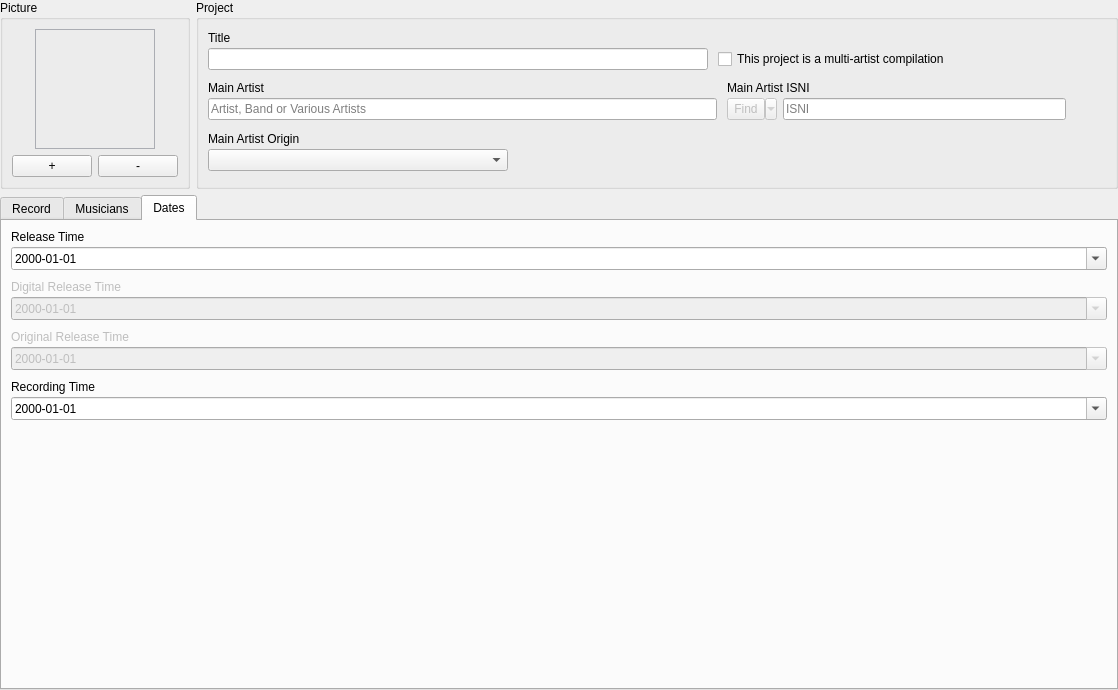
Iconoclasteinc/tgit, file resources/ui/album_page.ui: the form before one commit.
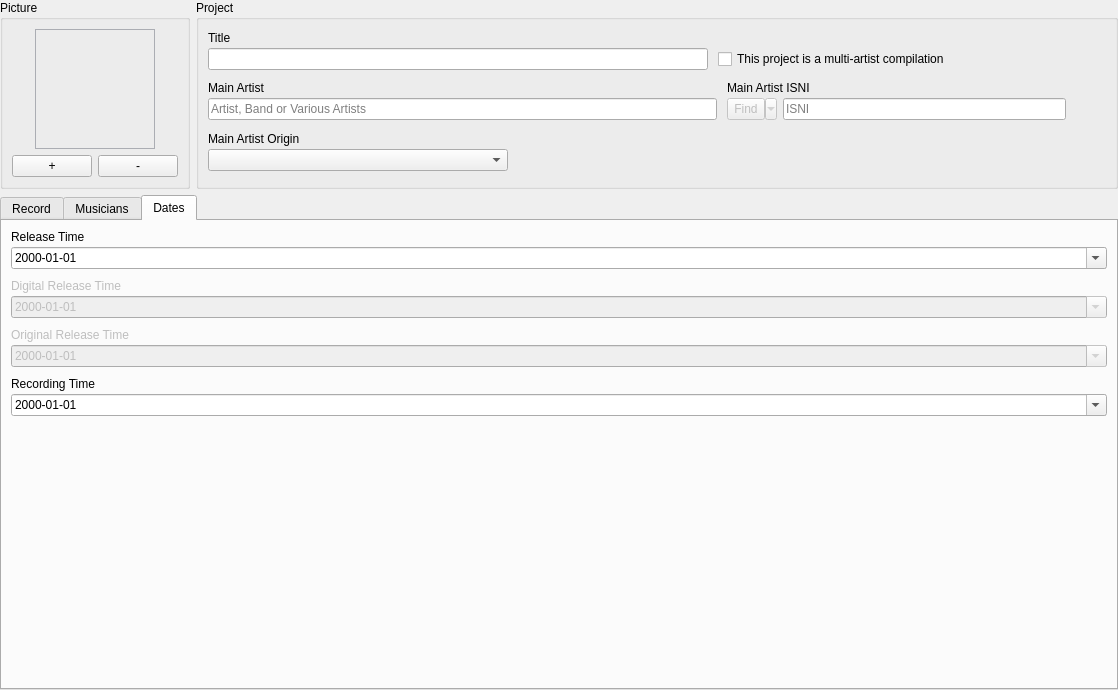
The form after the commit. Icons and pictures are not drawn. Custom widgets are drawn as their Qt base class.

Commit message: Reset the calendar year edit to its default text color too to make it visible on white background

Diff of the .ui file:
```diff
--- a/resources/ui/album_page.ui
+++ b/resources/ui/album_page.ui
@@ -10,6 +10,32 @@
     <height>690</height>
    </rect>
   </property>
+ <property name="styleSheet">
+     <string notr="true">
+         QCalendarWidget QToolButton {
+         background-color: transparent;
+         }
+
+         QCalendarWidget QToolButton#qt_calendar_monthbutton {
+         padding-right: 15px;
+         }
+
+         QCalendarWidget QToolButton::menu-indicator {
+         subcontrol-position: right center;
+         top: 2px;
+         right: 2px;
+         }
+
+         QCalendarWidget QToolButton::menu-indicator {
+         image: url(:/calendar-menu-indicator);
+         }
+
+         QCalendarWidget QToolButton::menu-indicator:open {
+         top: 3px;
+         right: 1px;
+         }
+     </string>
+ </property>
   <layout class="QGridLayout" name="gridLayout">
    <property name="leftMargin">
     <number>0</number>
```
The commit also changes 2 other files.
